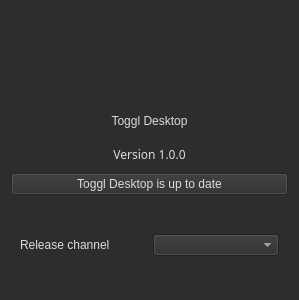
toggl-open-source/toggldesktop, file src/ui/linux/TogglDesktop/aboutdialog.ui: the form before one commit.
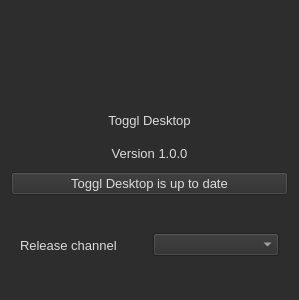
The form after the commit. Icons and pictures are not drawn.

Commit message: Set font sizes in px to avoid DPI issues (linux), #808

```diff
--- a/src/ui/linux/TogglDesktop/aboutdialog.ui
+++ b/src/ui/linux/TogglDesktop/aboutdialog.ui
@@ -14,7 +14,7 @@
    <string>About</string>
   </property>
   <property name="styleSheet">
-   <string notr="true">color:rgb(220, 220, 220);background-color: rgb(45, 45, 45);</string>
+   <string notr="true">color:rgb(220, 220, 220);background-color: rgb(45, 45, 45);font-size:13px;</string>
   </property>
   <layout class="QVBoxLayout" name="verticalLayout">
    <item>
@@ -59,8 +59,7 @@
      </property>
      <property name="font">
       <font>
-       <family>Abyssinica SIL</family>
-       <pointsize>9</pointsize>
+       <pointsize>-1</pointsize>
       </font>
      </property>
      <property name="text">
```
The commit also changes 9 other files.
